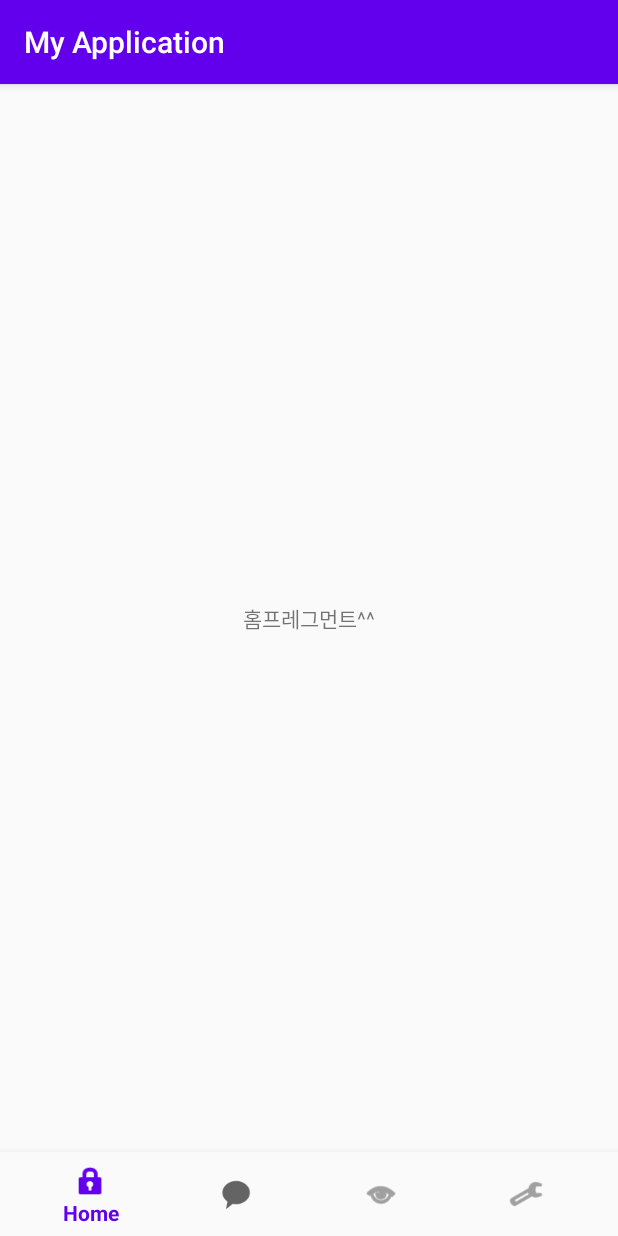
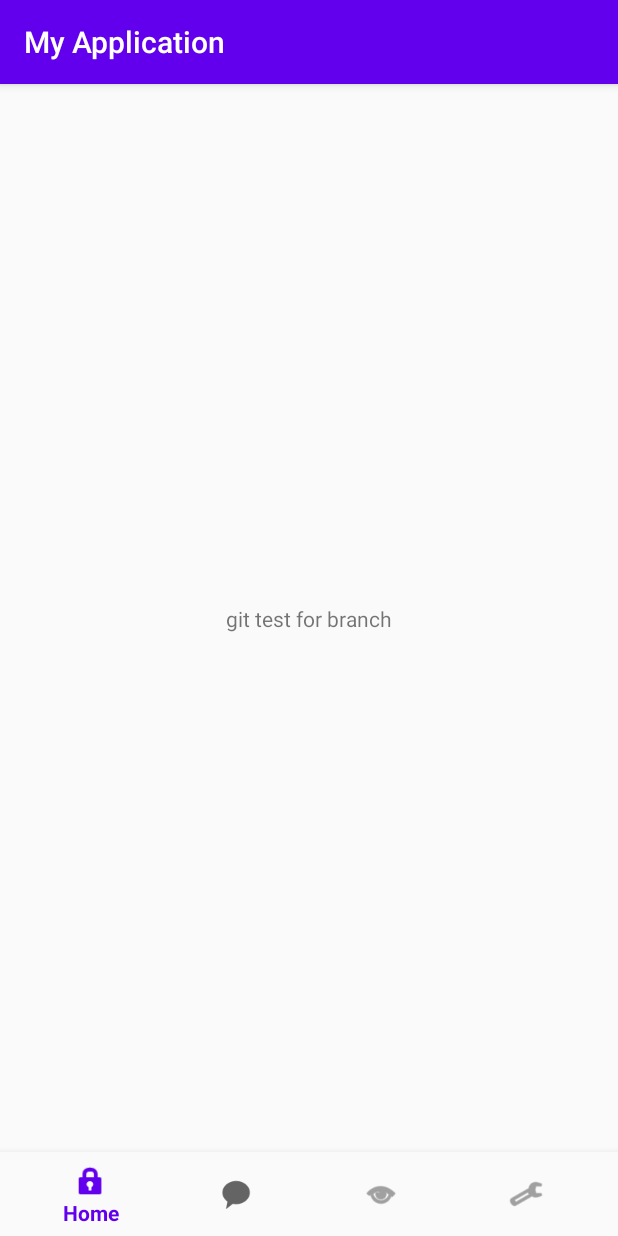
Before and after one commit to kyeonglok/classchat, an Android app: the HomeFragment screen opened directly, with no data from a screen before it, on a phone screen of 412 x 824 dp. Run offline under Robolectric (Android 15) with nearby library versions, the phone set to English and light mode, and no system bars.

Commit message:
branch push test

```diff
--- a/app/src/main/res/layout/fragment_home.xml
+++ b/app/src/main/res/layout/fragment_home.xml
@@ -10,7 +10,7 @@
         android:id="@+id/textView"
         android:layout_width="wrap_content"
         android:layout_height="wrap_content"
-        android:text="홈프레그먼트^^"
+        android:text="git test for branch"
         app:layout_constraintBottom_toBottomOf="parent"
         app:layout_constraintEnd_toEndOf="parent"
         app:layout_constraintStart_toStartOf="parent"
```
